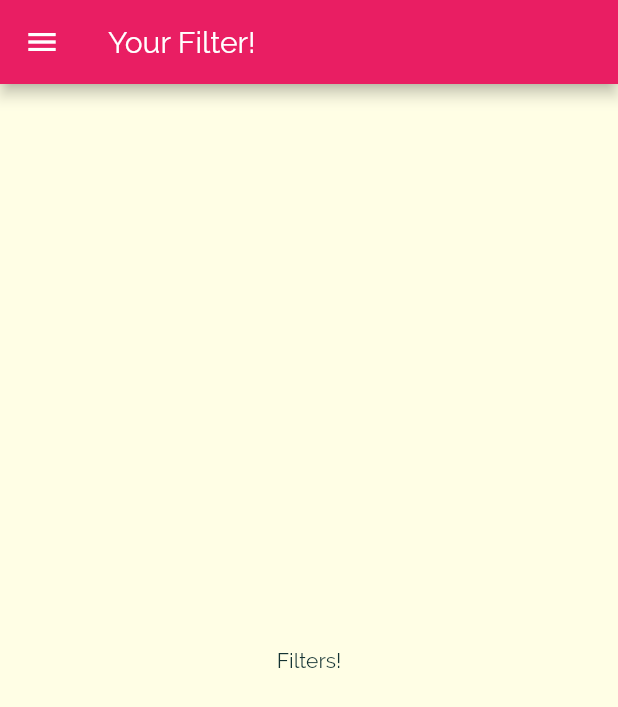
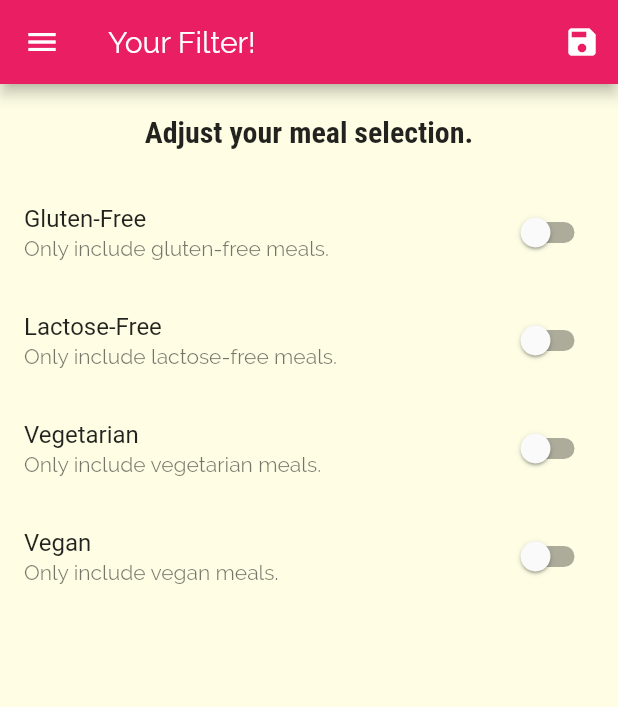
Before and after one commit to mohamed224/flutter_meals_app, a Flutter app: the FilterScreen screen opened by its route, on a phone screen of 412 x 824 dp. Shown: the top 707 px of the screen. Run offline on Flutter 3.47's test engine with Material 2 defaults, Android fonts, the phone set to English and light mode, and no system bars.

Commit message:
final commit

```diff
--- a/lib/dummy_data.dart
+++ b/lib/dummy_data.dart
@@ -1,7 +1,7 @@
 import 'package:flutter/material.dart';
 
-import './models/category.dart';
-import './models/meal.dart';
+import 'models/category.dart';
+import 'models/meal.dart';
 
 const DUMMY_CATEGORIES = const [
   Category(
--- a/lib/main.dart
+++ b/lib/main.dart
@@ -1,15 +1,68 @@
 import 'package:flutter/material.dart';
-import 'package:meals_app/screens/category_meals_screen.dart';
-import 'package:meals_app/screens/filters_sreen.dart';
-import 'package:meals_app/screens/meal_detail_screen.dart';
-import 'package:meals_app/screens/tabs_screen.dart';
-import 'screens/categories_screen.dart';
+
+import 'dummy_data.dart';
+import 'models/meal.dart';
+import 'screens/category_meals_screen.dart';
+import 'screens/filters_sreen.dart';
+import 'screens/meal_detail_screen.dart';
+import 'screens/tabs_screen.dart';
 
 void main() {
   runApp(MyApp());
 }
 
-class MyApp extends StatelessWidget {
+class MyApp extends StatefulWidget {
+  @override
+  _MyAppState createState() => _MyAppState();
+}
+
+class _MyAppState extends State<MyApp> {
+  Map<String, bool> _filters = {
+    'gluten': false,
+    'lactose': false,
+    'vegan': false,
+    'vegetarian': false,
+  };
+  List<Meal> _availableMeals = DUMMY_MEALS;
+  List<Meal> _favoriteMeals = [];
+  _setFilters(Map<String, bool> filterData) {
+    setState(() {
+      _filters = filterData;
+      _availableMeals = DUMMY_MEALS.where((meal) {
+        if(_filters['gluten'] && !meal.isGlutenFree){
+          return false;
+        }
+        if(_filters['lactose'] && !meal.isLactoseFree){
+          return false;
+        }
+        if(_filters['vegan'] && !meal.isVegan){
+          return false;
+        }
+        if(_filters['vegetarian'] && !meal.isVegetarian){
+          return false;
+        }
+        return true;
+      }).toList();
+    });
+  }
+
+  void _toggleFavorite(String mealId){
+    final existingIndex =_favoriteMeals.indexWhere((meal) => meal.id==mealId);
+    if(existingIndex>=0){
+      setState(() {
+        _favoriteMeals.removeAt(existingIndex);
+      });
+    }else{
+      setState(() {
+        _favoriteMeals.add(DUMMY_MEALS.firstWhere((meal) =>meal.id == mealId));
+      });
+    }
+  }
+
+  bool _isMealFavorite(String id){
+    return _favoriteMeals.any((meal) => meal.id == id);
+  }
+
   @override
   Widget build(BuildContext context) {
     return MaterialApp(
@@ -29,10 +82,12 @@ class MyApp extends StatelessWidget {
                   fontWeight: FontWeight.bold))),
       initialRoute: '/',
       routes: {
-        '/': (ctx) => TabsScreen(),
-        CategoryMealsScreen.routeName: (ctx) => CategoryMealsScreen(),
-        MealDetailScreen.routeName: (ctx) => MealDetailScreen(),
-        FilterScreen.routeName: (ctx) => FilterScreen()
+        '/': (ctx) => TabsScreen(_favoriteMeals),
+        CategoryMealsScreen.routeName: (ctx) =>
+            CategoryMealsScreen(_availableMeals),
+        MealDetailScreen.routeName: (ctx) => MealDetailScreen(_toggleFavorite,_isMealFavorite),
+        FilterScreen.routeName: (ctx) => FilterScreen(_filters,_setFilters)
+
       },
     );
   }
--- a/lib/screens/categories_screen.dart
+++ b/lib/screens/categories_screen.dart
@@ -1,5 +1,5 @@
 import 'package:flutter/material.dart';
-import 'package:meals_app/widgets/category_item.dart';
+import '../widgets/category_item.dart';
 
 import '../dummy_data.dart';
 
--- a/lib/screens/category_meals_screen.dart
+++ b/lib/screens/category_meals_screen.dart
@@ -1,14 +1,15 @@
 import 'package:flutter/material.dart';
-import 'package:meals_app/dummy_data.dart';
-import 'package:meals_app/models/meal.dart';
-import 'package:meals_app/widgets/meal_item.dart';
+
+import '../dummy_data.dart';
+import '../models/meal.dart';
+import '../widgets/meal_item.dart';
 
 class CategoryMealsScreen extends StatefulWidget {
   static final String routeName = '/category-meals';
-  final String categoryId;
-  final String categoryTitle;
 
-  const CategoryMealsScreen({this.categoryId, this.categoryTitle});
+  final List<Meal> availableMeals;
+
+  const CategoryMealsScreen(this.availableMeals);
 
   @override
   _CategoryMealsScreenState createState() => _CategoryMealsScreenState();
@@ -30,7 +31,7 @@ class _CategoryMealsScreenState extends State<CategoryMealsScreen> {
           ModalRoute.of(context).settings.arguments as Map<String, String>;
       categoryTitle = routeArgs['title'];
       final categoryId = routeArgs['id'];
-      displayedMeals = DUMMY_MEALS.where((meal) {
+      displayedMeals = widget.availableMeals.where((meal) {
         return meal.categories.contains(categoryId);
       }).toList();
       _loadedInitData = true;
@@ -60,7 +61,6 @@ class _CategoryMealsScreenState extends State<CategoryMealsScreen> {
               duration: displayedMeals[index].duration,
               complexity: displayedMeals[index].complexity,
               affordability: displayedMeals[index].affordability,
-              removeItem: _removeMeal,
             );
           },
           itemCount: displayedMeals.length,
--- a/lib/screens/filters_sreen.dart
+++ b/lib/screens/filters_sreen.dart
@@ -1,17 +1,105 @@
 import 'package:flutter/material.dart';
-import 'package:meals_app/widgets/main_drawer.dart';
 
-class FilterScreen extends StatelessWidget {
+import '../widgets/main_drawer.dart';
+
+class FilterScreen extends StatefulWidget {
   static const routeName = '/filters';
+  final Function saveFilters;
+  final Map<String, bool> currentFilters;
+
+  const FilterScreen(this.currentFilters,this.saveFilters);
+
+  @override
+  _FilterScreenState createState() => _FilterScreenState();
+}
+
+class _FilterScreenState extends State<FilterScreen> {
+  bool _glutenFree = false;
+  bool _vegetarian = false;
+  bool _vegan = false;
+  bool _lactoseFree = false;
+  @override
+  void initState() {
+    _glutenFree = widget.currentFilters['gluten'];
+    _lactoseFree = widget.currentFilters['lactose'];
+    _vegan = widget.currentFilters['vegan'];
+    _vegetarian = widget.currentFilters['vegetarian'];
+    super.initState();
+  }
+
+  Widget _buildSwitchListTile(String title, String description,
+      bool currentValue, Function updateValue) {
+    return SwitchListTile(
+      title: Text(title),
+      value: currentValue,
+      subtitle: Text(description),
+      onChanged: updateValue,
+    );
+  }
+
   @override
   Widget build(BuildContext context) {
     return Scaffold(
       appBar: AppBar(
         title: Text('Your Filter!'),
+        actions: [
+          IconButton(
+              icon: Icon(Icons.save),
+              onPressed: () {
+                final selectedFilters = {
+                  'gluten': _glutenFree,
+                  'lactose': _lactoseFree,
+                  'vegan': _vegan,
+                  'vegetarian': _vegetarian
+                };
+                widget.saveFilters(selectedFilters);
+              })
+        ],
       ),
       drawer: MainDrawer(),
-      body: Center(
-        child: Text('Filters!'),
+      body: Column(
+        children: [
+          Container(
+            padding: EdgeInsets.all(20),
+            child: Text(
+              'Adjust your meal selection.',
+              style: Theme.of(context).textTheme.title,
+            ),
+          ),
+          Expanded(
+            child: ListView(
+              children: [
+                _buildSwitchListTile('Gluten-Free',
+                    'Only include gluten-free meals.', _glutenFree, (newValue) {
+                  setState(() {
+                    _glutenFree = newValue;
+                  });
+                }),
+                _buildSwitchListTile(
+                    'Lactose-Free',
+                    'Only include lactose-free meals.',
+                    _lactoseFree, (newValue) {
+                  setState(() {
+                    _lactoseFree = newValue;
+                  });
+                }),
+                _buildSwitchListTile(
+                    'Vegetarian', 'Only include vegetarian meals.', _vegetarian,
+                    (newValue) {
+                  setState(() {
+                    _vegetarian = newValue;
+                  });
+                }),
+                _buildSwitchListTile(
+                    'Vegan', 'Only include vegan meals.', _vegan, (newValue) {
+                  setState(() {
+                    _vegan = newValue;
+                  });
+                })
+              ],
+            ),
+          )
+        ],
       ),
     );
   }
--- a/lib/widgets/category_item.dart
+++ b/lib/widgets/category_item.dart
@@ -1,5 +1,5 @@
 import 'package:flutter/material.dart';
-import 'package:meals_app/screens/category_meals_screen.dart';
+import '../screens/category_meals_screen.dart';
 
 class CategoryItem extends StatelessWidget {
   final String id;
--- a/lib/widgets/main_drawer.dart
+++ b/lib/widgets/main_drawer.dart
@@ -1,5 +1,6 @@
 import 'package:flutter/material.dart';
-import 'package:meals_app/screens/filters_sreen.dart';
+
+import '../screens/filters_sreen.dart';
 
 class MainDrawer extends StatelessWidget {
   Widget builListTile(String title, IconData icon, Function tapHandler) {
```
Also changed, not shown: lib/screens/favorites_screen.dart (+25 -3 lines), lib/screens/meal_detail_screen.dart (+9 -4 lines), lib/screens/tabs_screen.dart (+21 -8 lines), lib/widgets/meal_item.dart (+5 -5 lines).
